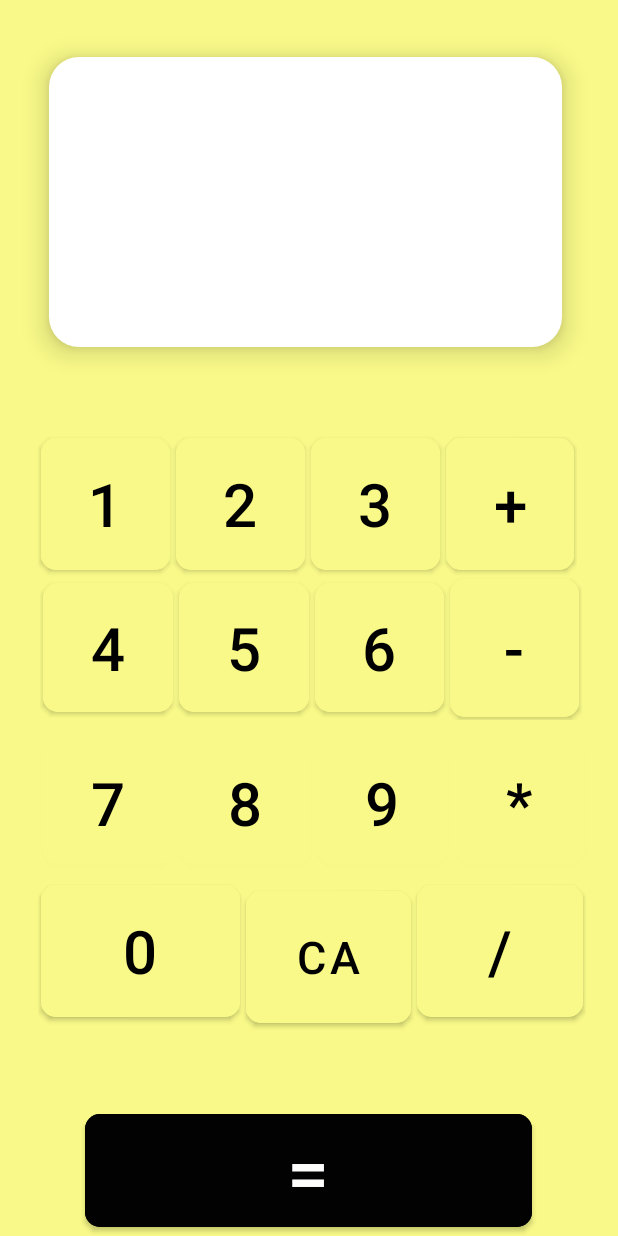
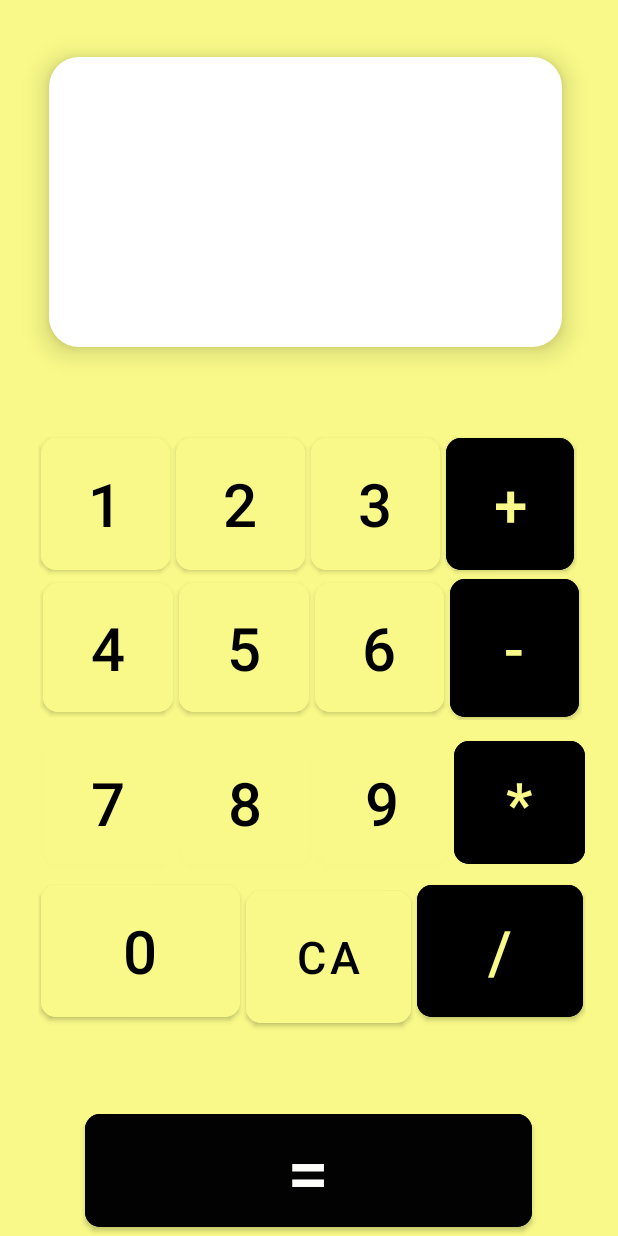
Before and after one commit to VishwasDubey150/My-calculator, an Android app: the screen it shows after launch (MainActivity), on a phone screen of 412 x 824 dp. Run offline under Robolectric (Android 15) with nearby library versions, the phone set to English and light mode, and no system bars; Roboto replaces fonts that are not available here.

Commit message:
finalising app

```diff
--- a/app/src/main/java/com/example/calculator/MainActivity.kt
+++ b/app/src/main/java/com/example/calculator/MainActivity.kt
@@ -7,8 +7,6 @@ import android.view.View.SYSTEM_UI_FLAG_FULLSCREEN
 import android.view.Window
 import android.widget.Button
 import android.widget.TextView
-
-// null to remove nullable exceptions
 
 private var tvinput: TextView? = null
 var lastNumeric: Boolean = false
@@ -20,16 +18,18 @@ class MainActivity : AppCompatActivity() {
         setContentView(R.layout.activity_main)
         supportActionBar?.hide()
         tvinput=findViewById(R.id.tvinput)
+    }
 
-    }
     fun digit(view: android.view.View) {
         tvinput?.append((view as Button).text)
         lastNumeric=true
     }
+
     fun clear(view: android.view.View) {
         tvinput?.text=""
         lastNumeric=false
     }
+
     fun onoperators(view: View) {
         tvinput?.text?.let {
             if(lastNumeric && !isoperatoradded(it.toString()))
--- a/app/src/main/res/layout/activity_main.xml
+++ b/app/src/main/res/layout/activity_main.xml
@@ -92,10 +92,10 @@
 
         <Button
             android:id="@+id/buttonplus"
-            android:backgroundTint="#F8F988"
+            android:backgroundTint="#000000"
             android:shadowDy="100"
             android:elevation="100dp"
-            android:textColor="#000000"
+            android:textColor="#F8F988"
             android:layout_width="wrap_content"
             android:layout_height="wrap_content"
             android:layout_margin="2dp"
@@ -156,7 +156,6 @@
         <Button
             android:id="@+id/button6"
             android:layout_width="wrap_content"
-
             android:layout_height="wrap_content"
             android:layout_margin="2dp"
             android:layout_weight="1"
@@ -171,11 +170,10 @@
             app:cornerRadius="10dp" />
 
         <Button
-
-            android:backgroundTint="#F8F988"
+            android:backgroundTint="#000000"
             android:shadowDy="100"
             android:elevation="100dp"
-            android:textColor="#000000"
+            android:textColor="#F8F988"
             android:id="@+id/buttonminus"
             android:onClick="onoperators"
             android:layout_width="wrap_content"
@@ -257,10 +255,10 @@
             android:layout_margin="2dp"
             android:layout_weight="1"
             android:height="100dp"
-            android:backgroundTint="#F8F988"
+            android:backgroundTint="#000000"
             android:shadowDy="100"
             android:elevation="100dp"
-            android:textColor="#000000"
+            android:textColor="#F8F988"
             android:onClick="onoperators"
             android:text="*"
             android:textSize="40sp"
@@ -321,16 +319,15 @@
             android:layout_width="wrap_content"
             android:layout_height="wrap_content"
             android:layout_margin="2dp"
-            android:backgroundTint="#F8F988"
+            android:backgroundTint="#000000"
             android:shadowDy="100"
             android:elevation="100dp"
-            android:textColor="#000000"
+            android:textColor="#F8F988"
             android:layout_weight="1"
             android:height="100dp"
             android:text="/"
             android:textSize="40sp"
             app:cornerRadius="10dp" />
-
     </LinearLayout>
 
     <Button
```
